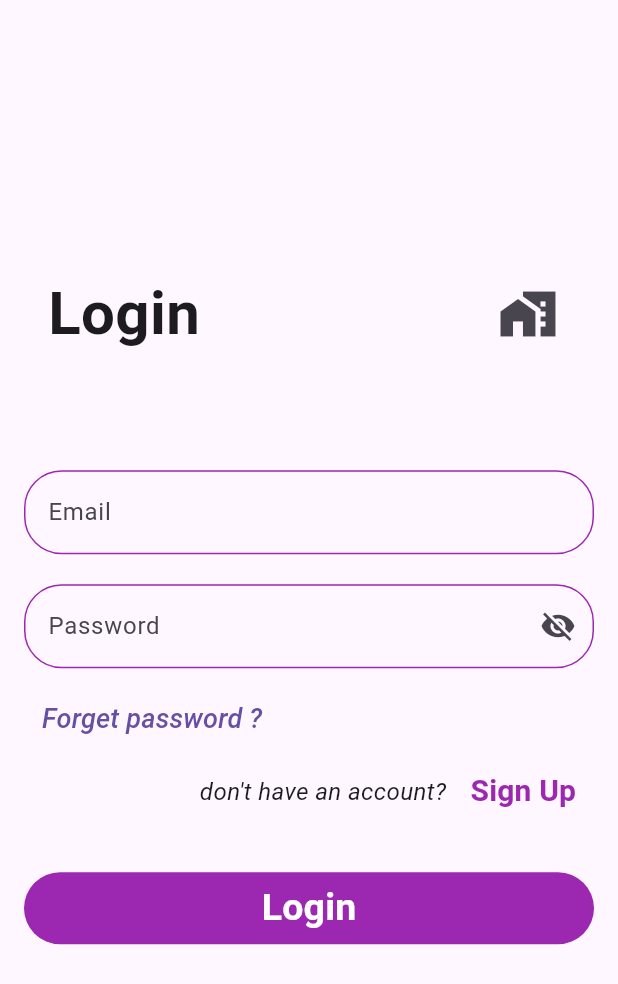
After one commit to AtalibAgAlmousleck/flutter-gradal-shop-app, a Flutter app: the CustomerRegister screen opened by its route, after a tap on "Login", on a phone screen of 412 x 824 dp. The commit adds this screen. Shown: the top 984 px of the screen. Run offline on Flutter 3.47's test engine with Material 3 defaults, Android fonts, the light colour scheme and no system bars; our stand-ins replace animated_text_kit, cloud_firestore, firebase_auth, firebase_core, firebase_storage, image_picker; accounts and stored records are empty; network calls fail.

Commit message:
Finish login screen

```diff
--- /dev/null
+++ b/lib/authentication/customer_login.dart
@@ -0,0 +1,188 @@
+// ignore_for_file: avoid_print, use_build_context_synchronously
+import 'package:firebase_auth/firebase_auth.dart';
+import 'package:flutter/material.dart';
+
+import '../widgets/auth_widget.dart';
+import '../widgets/snack_bar.dart';
+
+class CustomerLogin extends StatefulWidget {
+  const CustomerLogin({Key? key}) : super(key: key);
+
+  @override
+  State<CustomerLogin> createState() => _CustomerLoginState();
+}
+
+class _CustomerLoginState extends State<CustomerLogin> {
+  final GlobalKey<FormState> _formKey = GlobalKey<FormState>();
+  final GlobalKey<ScaffoldMessengerState> _scaffoldKey =
+      GlobalKey<ScaffoldMessengerState>();
+  bool passwordVisibility = false;
+  late String email;
+  late String password;
+  bool processing = false;
+
+  void login() async {
+    setState(() {
+      processing = true;
+    });
+    if (_formKey.currentState!.validate()) {
+      try {
+        await FirebaseAuth.instance
+            .signInWithEmailAndPassword(email: email, password: password);
+
+        //! navigate to customer home screen
+        Navigator.pushReplacementNamed(context, '/customer_home');
+      } on FirebaseAuthException catch (e) {
+        setState(() {
+          processing = false;
+        });
+        if (e.code == 'user-not-found') {
+          MyMessageHandler.showSnackBar(
+              _scaffoldKey, 'No user found for that email.');
+        } else if (e.code == 'wrong-password') {
+          MyMessageHandler.showSnackBar(
+              _scaffoldKey, 'Wrong password provided for that user.');
+        } else {
+          MyMessageHandler.showSnackBar(
+              _scaffoldKey, 'An error occurred, please try again later.');
+        }
+      } catch (e) {
+        setState(() {
+          processing = false;
+        });
+        print('Unexpected error: $e');
+        MyMessageHandler.showSnackBar(_scaffoldKey,
+            'An unexpected error occurred, please try again later.');
+      }
+    } else {
+      setState(() {
+        processing = false;
+      });
+      MyMessageHandler.showSnackBar(
+        _scaffoldKey,
+        'Please fill all fields',
+      );
+    }
+  }
+
+  @override
+  Widget build(BuildContext context) {
+    return ScaffoldMessenger(
+      key: _scaffoldKey,
+      child: Scaffold(
+        body: SafeArea(
+          child: Center(
+            child: SingleChildScrollView(
+              keyboardDismissBehavior: ScrollViewKeyboardDismissBehavior.onDrag,
+              reverse: true,
+              child: Padding(
+                padding: const EdgeInsets.all(16.0),
+                child: Form(
+                  key: _formKey,
+                  child: Column(
+                    crossAxisAlignment: CrossAxisAlignment.start,
+                    children: [
+                      AuthHeaderLabel(
+                        headerLabel: 'Login',
+                      ),
+                      SizedBox(height: 50),
+                      //! started text form for the login form.
+                      //! email
+                      Padding(
+                        padding: const EdgeInsets.symmetric(vertical: 10),
+                        child: TextFormField(
+                          validator: (value) {
+                            if (value!.isEmpty) {
+                              return "Email is required";
+                            } else if (!value.isValidEmail()) {
+                              return 'Invalid email';
+                            }
+                            return null;
+                          },
+                          onChanged: (value) {
+                            email = value;
+                          },
+                          // controller: _emailController,
+                          keyboardType: TextInputType.emailAddress,
+                          decoration: textFormDecoration.copyWith(
+                              labelText: 'Email', hintText: 'Enter your email'),
+                        ),
+                      ),
+                      //! password
+                      Padding(
+                        padding: const EdgeInsets.symmetric(vertical: 10),
+                        child: TextFormField(
+                          validator: (value) {
+                            if (value!.isEmpty) {
+                              return "Password is required";
+                            }
+                            return null;
+                          },
+                          onChanged: (value) {
+                            password = value;
+                          },
+                          //controller: _passwordController,
+                          obscureText: !passwordVisibility,
+                          decoration: textFormDecoration.copyWith(
+                            suffixIcon: IconButton(
+                              onPressed: () {
+                                setState(() {
+                                  passwordVisibility = !passwordVisibility;
+                                });
+                              },
+                              icon: Icon(
+                                passwordVisibility
+                                    ? Icons.visibility
+                                    : Icons.visibility_off,
+                              ),
+                            ),
+                            labelText: 'Password',
+                            hintText: 'Enter your password',
+                          ),
+                        ),
+                      ),
+                      //! forget password:
+                      TextButton(
+                        onPressed: () {
+                          // Implement logic for forgotten password
+                        },
+                        child: Text(
+                          'Forget password ?',
+                          style: TextStyle(
+                            fontSize: 18,
+                            fontStyle: FontStyle.italic,
+                          ),
+                        ),
+                      ),
+                      //! text to login
+                      HaveAccount(
+                        haveAccount: "don't have an account? ",
+                        actionLabel: 'Sign Up',
+                        onPressed: () {
+                          Navigator.pushReplacementNamed(
+                              context, '/customer_signup');
+                        },
+                      ),
+                      //! button
+                      processing
+                          ? Center(
+                              child: const CircularProgressIndicator(
+                                color: Colors.purple,
+                              ),
+                            )
+                          : AuthButton(
+                              //! registration button
+                              onPressed: login,
+                              textLabel: 'Login',
+                            ),
+                    ],
+                  ),
+                ),
+              ),
+            ),
+          ),
+        ),
+      ),
+    );
+  }
+}
--- a/lib/authentication/customer_signup.dart
+++ b/lib/authentication/customer_signup.dart
@@ -77,6 +77,9 @@ class _CustomerRegisterState extends State<CustomerRegister> {
   }
 
   void signUp() async {
+    setState(() {
+      processing = true;
+    });
     if (_formKey.currentState!.validate()) {
       if (_imageFile != null) {
         try {
@@ -92,7 +95,7 @@ class _CustomerRegisterState extends State<CustomerRegister> {
           profileImage = await ref.getDownloadURL();
           await customers.doc(_uid).set({
             'name': name,
-            'emial': email,
+            'email': email,
             'profileimage': profileImage,
             'phone': '',
             'address': '',
@@ -106,21 +109,34 @@ class _CustomerRegisterState extends State<CustomerRegister> {
 
           //! nagivate to customer home screen
           Navigator.pushReplacementNamed(context, '/customer_home');
+
           ///customer_home
         } on FirebaseAuthException catch (e) {
+          setState(() {
+            processing = false;
+          });
           if (e.code == 'weak-password') {
             MyMessageHandler.showSnackBar(
                 _scaffoldKey, 'The password provided is too weak.');
           } else if (e.code == 'email-already-in-use') {
+            setState(() {
+              processing = false;
+            });
             MyMessageHandler.showSnackBar(
                 _scaffoldKey, 'Account already exists with the given email.');
           }
         }
       } else {
+        setState(() {
+          processing = false;
+        });
         MyMessageHandler.showSnackBar(
             _scaffoldKey, 'Please pick a profile image.');
       }
     } else {
+      setState(() {
+        processing = false;
+      });
       MyMessageHandler.showSnackBar(
         _scaffoldKey,
         'All fields are required',
@@ -293,12 +309,14 @@ class _CustomerRegisterState extends State<CustomerRegister> {
                         haveAccount: 'Have an account?',
                         actionLabel: 'Login',
                         onPressed: () {
-                          // Navigator.pushReplacementNamed(
-                          //     context, '/customer_login');
+                          Navigator.pushReplacementNamed(
+                              context, '/customer_login');
                         },
                       ),
                       //! button
-                      AuthButton(
+                      processing == true
+                          ? const CircularProgressIndicator()
+                          : AuthButton(
                               //! registration button
                               onPressed: () {
                                 signUp();
--- a/lib/main.dart
+++ b/lib/main.dart
@@ -1,4 +1,5 @@
 import 'package:flutter/material.dart';
+import 'package:gradal/authentication/customer_login.dart';
 import 'package:gradal/authentication/customer_signup.dart';
 import 'package:gradal/main_screens/customer_home_screen.dart';
 import 'package:gradal/main_screens/supplier_home.dart';
@@ -25,6 +26,7 @@ class MyApp extends StatelessWidget {
         '/customer_home': (context) => CustomerHomeScreen(),
         '/supplier_home': (context) => SupplierHomeScreen(),
         '/customer_signup': (context) => CustomerRegister(),
+        '/customer_login': (context) => CustomerLogin(),
       },
     );
   }
--- a/lib/main_screens/home_screen.dart
+++ b/lib/main_screens/home_screen.dart
@@ -2,7 +2,7 @@ import 'package:flutter/material.dart';
 import 'package:gradal/widgets/fake_search.dart';
 
 class HomeScreen extends StatefulWidget {
-  const HomeScreen({super.key});
+  const HomeScreen({Key? key}) : super(key: key);
 
   @override
   State<HomeScreen> createState() => _HomeScreenState();
@@ -14,6 +14,7 @@ class _HomeScreenState extends State<HomeScreen> {
     return DefaultTabController(
       length: 9,
       child: Scaffold(
+        backgroundColor: Colors.blueGrey.shade100.withOpacity(0.5),
         appBar: AppBar(
           elevation: 0,
           backgroundColor: Colors.white,
@@ -55,7 +56,7 @@ class _HomeScreenState extends State<HomeScreen> {
 }
 
 class RepeatedTab extends StatelessWidget {
-  const RepeatedTab({super.key, required this.label});
+  const RepeatedTab({Key? key, required this.label}) : super(key: key);
 
   final String label;
 
--- a/lib/main_screens/welcome_screen.dart
+++ b/lib/main_screens/welcome_screen.dart
@@ -210,7 +210,7 @@ class _WelcomeScreenState extends State<WelcomeScreen>
                             onPressed: () {
                               Navigator.pushReplacementNamed(
                                 context,
-                                '/customer_home',
+                                '/customer_login',
                               );
                             },
                             width: 0.25,
--- a/lib/widgets/auth_widget.dart
+++ b/lib/widgets/auth_widget.dart
@@ -58,7 +58,7 @@ class HaveAccount extends StatelessWidget {
         TextButton(
           onPressed: onPressed,
           child: Text(
-            'Login now',
+            actionLabel,
             style: TextStyle(
               fontSize: 20,
               color: Colors.purple,
--- a/lib/widgets/snack_bar.dart
+++ b/lib/widgets/snack_bar.dart
@@ -7,7 +7,7 @@ class MyMessageHandler {
     _scaffoldKey.currentState!.hideCurrentSnackBar();
     _scaffoldKey.currentState!.showSnackBar(
       SnackBar(
-        duration: Duration(seconds: 2),
+        duration: Duration(seconds: 5),
         backgroundColor: Colors.deepPurpleAccent,
         content: Text(
           message,
```
Lines whose indentation alone changed are shown as unchanged.
